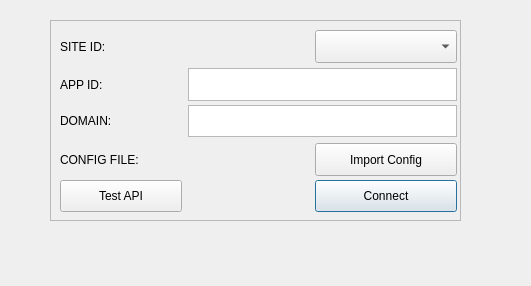
This is ui/ui_ebay.ui in KhalidWKhedr/Ebay-Scalper as Qt 5 draws it before an edit. The edited form follows.
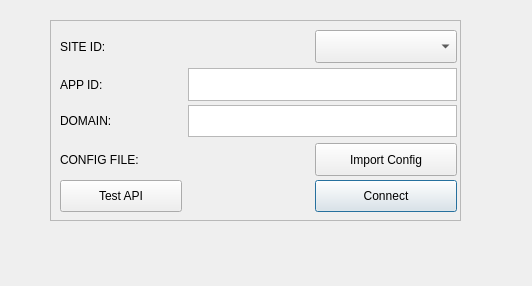
This is the edited form.

Commit message: Fixing / Updating / Making controller for Ebay API window. Some Bugs remaining to fix such as Dropdown box. It's all just controllers and services from here.

```diff
--- a/ui/ui_ebay.ui
+++ b/ui/ui_ebay.ui
@@ -6,7 +6,7 @@
    <rect>
     <x>0</x>
     <y>0</y>
-    <width>531</width>
+    <width>532</width>
     <height>286</height>
    </rect>
   </property>
```
The commit also changes 2 other files.
